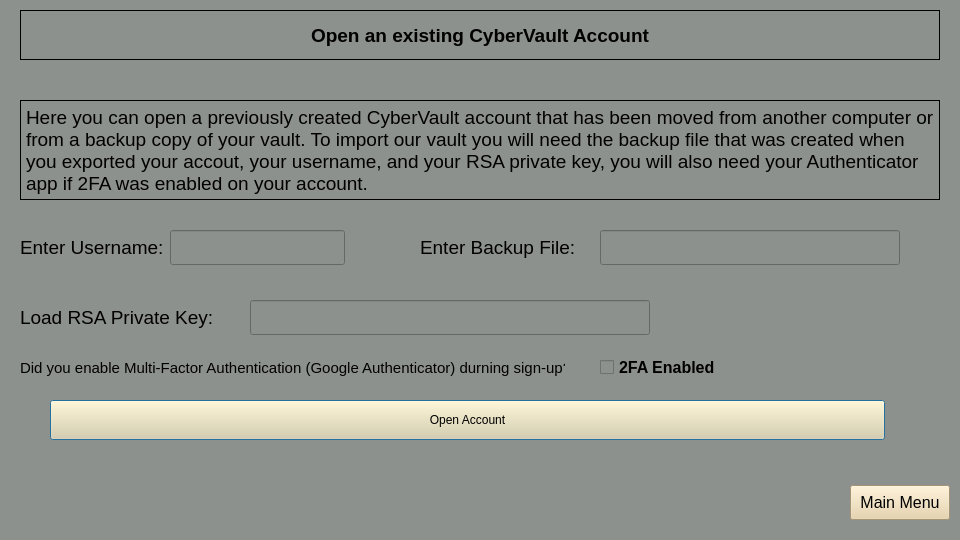
The window that opencybervault.ui (dark-anub1s/CyberVault) describes before a commit, drawn with Qt 5.
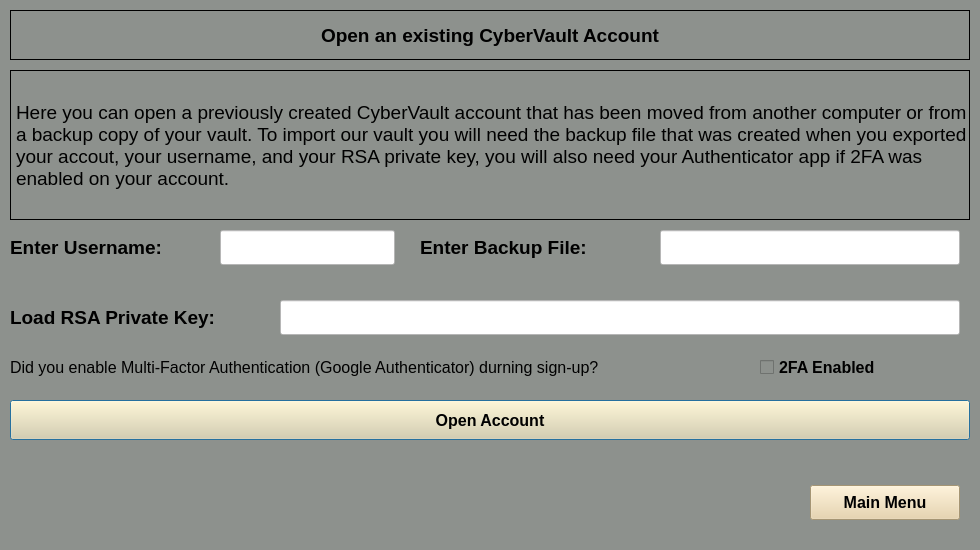
The same window after the commit.

The edit to the form file:
```diff
--- a/opencybervault.ui
+++ b/opencybervault.ui
@@ -6,8 +6,8 @@
    <rect>
     <x>0</x>
     <y>0</y>
-    <width>960</width>
-    <height>540</height>
+    <width>980</width>
+    <height>550</height>
    </rect>
   </property>
   <property name="sizePolicy">
@@ -18,14 +18,14 @@
   </property>
   <property name="minimumSize">
    <size>
-    <width>960</width>
-    <height>540</height>
+    <width>980</width>
+    <height>550</height>
    </size>
   </property>
   <property name="maximumSize">
    <size>
-    <width>960</width>
-    <height>540</height>
+    <width>980</width>
+    <height>550</height>
    </size>
   </property>
   <property name="windowTitle">
@@ -37,9 +37,9 @@
   <widget class="QLabel" name="open_account_label">
    <property name="geometry">
     <rect>
-     <x>20</x>
+     <x>10</x>
      <y>10</y>
-     <width>920</width>
+     <width>960</width>
      <height>50</height>
     </rect>
    </property>
@@ -64,10 +64,10 @@
   <widget class="QLabel" name="instructions_label">
    <property name="geometry">
     <rect>
-     <x>20</x>
-     <y>100</y>
-     <width>920</width>
-     <height>100</height>
+     <x>10</x>
+     <y>70</y>
+     <width>960</width>
+     <height>150</height>
     </rect>
    </property>
    <property name="font">
@@ -89,9 +89,9 @@
   <widget class="QLabel" name="user_label">
    <property name="geometry">
     <rect>
-     <x>20</x>
+     <x>10</x>
      <y>230</y>
-     <width>150</width>
+     <width>200</width>
      <height>35</height>
     </rect>
    </property>
@@ -99,6 +99,8 @@
     <font>
      <family>Arial</family>
      <pointsize>14</pointsize>
+     <weight>75</weight>
+     <bold>true</bold>
     </font>
    </property>
    <property name="text">
@@ -110,7 +112,7 @@
     <rect>
      <x>420</x>
      <y>230</y>
-     <width>175</width>
+     <width>225</width>
      <height>35</height>
     </rect>
    </property>
@@ -118,6 +120,8 @@
     <font>
      <family>Arial</family>
      <pointsize>14</pointsize>
+     <weight>75</weight>
+     <bold>true</bold>
     </font>
    </property>
    <property name="text">
@@ -127,9 +131,9 @@
   <widget class="QLabel" name="private_key_label">
    <property name="geometry">
     <rect>
-     <x>20</x>
+     <x>10</x>
      <y>300</y>
-     <width>215</width>
+     <width>260</width>
      <height>35</height>
     </rect>
    </property>
@@ -137,6 +141,8 @@
     <font>
      <family>Arial</family>
      <pointsize>14</pointsize>
+     <weight>75</weight>
+     <bold>true</bold>
     </font>
    </property>
    <property name="text">
@@ -146,46 +152,73 @@
   <widget class="QLineEdit" name="user_entry">
    <property name="geometry">
     <rect>
-     <x>170</x>
+     <x>220</x>
      <y>230</y>
      <width>175</width>
      <height>35</height>
     </rect>
    </property>
+   <property name="font">
+    <font>
+     <family>Arial</family>
+     <pointsize>12</pointsize>
+    </font>
+   </property>
+   <property name="styleSheet">
+    <string notr="true">background-color: rgb(255, 255, 255);</string>
+   </property>
   </widget>
   <widget class="QLineEdit" name="backup_file_entry">
    <property name="geometry">
     <rect>
-     <x>600</x>
+     <x>660</x>
      <y>230</y>
      <width>300</width>
      <height>35</height>
     </rect>
    </property>
+   <property name="font">
+    <font>
+     <family>Arial</family>
+     <pointsize>12</pointsize>
+    </font>
+   </property>
+   <property name="styleSheet">
+    <string notr="true">background-color: rgb(255, 255, 255);</string>
+   </property>
   </widget>
   <widget class="QLineEdit" name="private_key_entry">
    <property name="geometry">
     <rect>
-     <x>250</x>
+     <x>280</x>
      <y>300</y>
-     <width>400</width>
+     <width>680</width>
      <height>35</height>
     </rect>
    </property>
+   <property name="font">
+    <font>
+     <family>Arial</family>
+     <pointsize>12</pointsize>
+    </font>
+   </property>
+   <property name="styleSheet">
+    <string notr="true">background-color: rgb(255, 255, 255);</string>
+   </property>
   </widget>
   <widget class="QLabel" name="label">
    <property name="geometry">
     <rect>
-     <x>20</x>
+     <x>10</x>
      <y>350</y>
-     <width>545</width>
+     <width>730</width>
      <height>35</height>
     </rect>
    </property>
    <property name="font">
     <font>
      <family>Arial</family>
-     <pointsize>11</pointsize>
+     <pointsize>12</pointsize>
     </font>
    </property>
    <property name="text">
@@ -195,9 +228,9 @@
   <widget class="QCheckBox" name="checkBox">
    <property name="geometry">
     <rect>
-     <x>600</x>
+     <x>760</x>
      <y>350</y>
-     <width>120</width>
+     <width>200</width>
      <height>35</height>
     </rect>
    </property>
@@ -216,12 +249,20 @@
   <widget class="QPushButton" name="open_button">
    <property name="geometry">
     <rect>
-     <x>50</x>
+     <x>10</x>
      <y>400</y>
-     <width>835</width>
+     <width>960</width>
      <height>40</height>
     </rect>
    </property>
+   <property name="font">
+    <font>
+     <family>Arial</family>
+     <pointsize>12</pointsize>
+     <weight>75</weight>
+     <bold>true</bold>
+    </font>
+   </property>
    <property name="styleSheet">
     <string notr="true">background-color: rgb(231, 208, 162);</string>
    </property>
@@ -232,9 +273,9 @@
   <widget class="QPushButton" name="main_menu_button">
    <property name="geometry">
     <rect>
-     <x>850</x>
+     <x>810</x>
      <y>485</y>
-     <width>100</width>
+     <width>150</width>
      <height>35</height>
     </rect>
    </property>
@@ -242,6 +283,8 @@
     <font>
      <family>Arial</family>
      <pointsize>12</pointsize>
+     <weight>75</weight>
+     <bold>true</bold>
     </font>
    </property>
    <property name="styleSheet">
```
Left out of the diff: 2 changed lines with no effect on the pictures.
